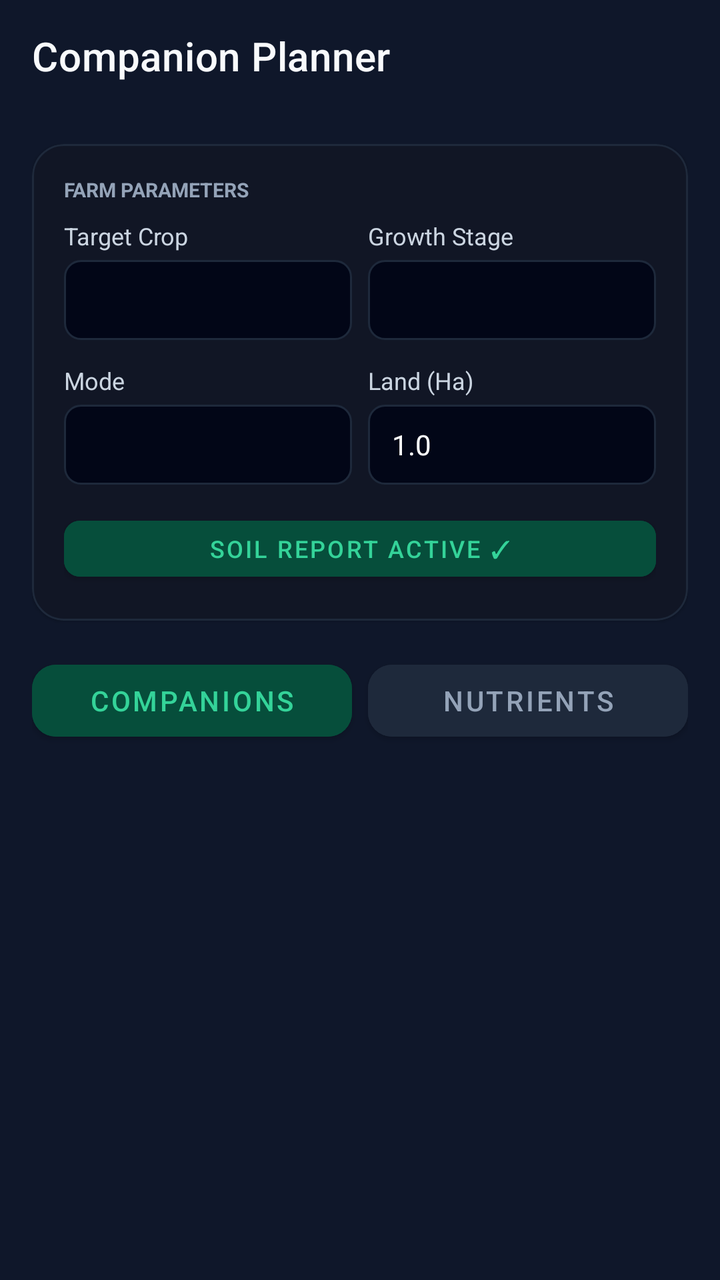
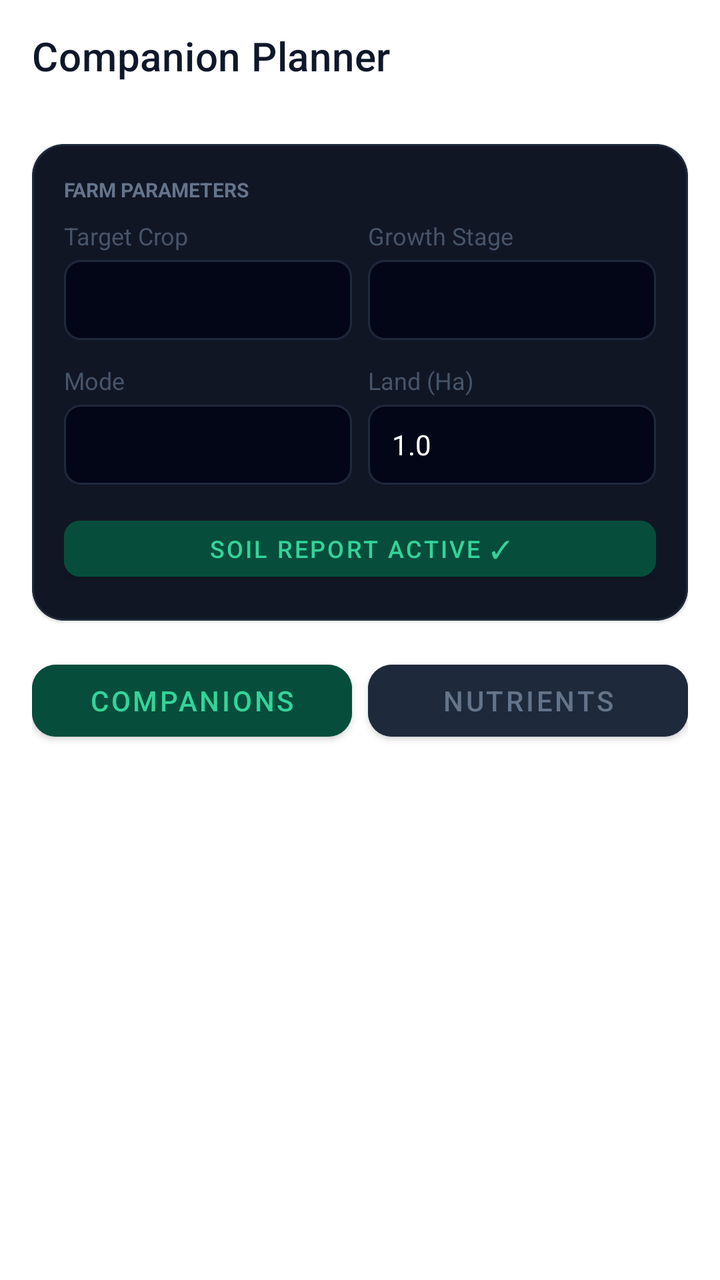

Two renders of the same Android screen: before a commit and after it. Below are the layout's source before the change and the commit's diff.
<!-- AndroidManifest.xml: application theme AppTheme -->
<!-- res/layout/fragment_companion.xml -->
<?xml version="1.0" encoding="utf-8"?>
<androidx.constraintlayout.widget.ConstraintLayout xmlns:android="http://schemas.android.com/apk/res/android"
    xmlns:app="http://schemas.android.com/apk/res-auto"
    android:layout_width="match_parent"
    android:layout_height="match_parent"
    android:background="#0f172a">

    <com.google.android.material.appbar.AppBarLayout
        android:id="@+id/appBarLayout"
        android:layout_width="match_parent"
        android:layout_height="wrap_content"
        android:background="#0f172a"
        app:elevation="0dp"
        app:layout_constraintTop_toTopOf="parent">

        <androidx.appcompat.widget.Toolbar
            android:id="@+id/toolbar"
            android:layout_width="match_parent"
            android:layout_height="?attr/actionBarSize"
            app:title="Companion Planner"
            app:titleTextColor="#f8fafc" />
    </com.google.android.material.appbar.AppBarLayout>

    <ScrollView
        android:layout_width="match_parent"
        android:layout_height="0dp"
        app:layout_constraintBottom_toBottomOf="parent"
        app:layout_constraintTop_toBottomOf="@id/appBarLayout">

        <LinearLayout
            android:layout_width="match_parent"
            android:layout_height="wrap_content"
            android:orientation="vertical"
            android:padding="16dp">

            
            <com.google.android.material.card.MaterialCardView
                android:layout_width="match_parent"
                android:layout_height="wrap_content"
                android:layout_marginBottom="16dp"
                app:cardBackgroundColor="#111625"
                app:cardCornerRadius="16dp"
                app:strokeColor="#1e293b"
                app:strokeWidth="1dp">
                
                <LinearLayout
                    android:layout_width="match_parent"
                    android:layout_height="wrap_content"
                    android:orientation="vertical"
                    android:padding="16dp">
                    
                    <TextView
                        android:layout_width="wrap_content"
                        android:layout_height="wrap_content"
                        android:text="FARM PARAMETERS"
                        android:textColor="#94a3b8"
                        android:textSize="10sp"
                        android:textStyle="bold"
                        android:layout_marginBottom="8dp" />

                    <LinearLayout
                        android:layout_width="match_parent"
                        android:layout_height="wrap_content"
                        android:orientation="horizontal"
                        android:baselineAligned="false">
                        
                        <LinearLayout
                            android:layout_width="0dp"
                            android:layout_weight="1"
                            android:layout_height="wrap_content"
                            android:orientation="vertical"
                            android:layout_marginEnd="4dp">
                            <TextView
                                android:layout_width="wrap_content"
                                android:layout_height="wrap_content"
                                android:text="Target Crop"
                                android:textColor="#cbd5e1"
                                android:textSize="12sp" />
                            <Spinner
                                android:id="@+id/spinCrop"
                                android:layout_width="match_parent"
                                android:layout_height="40dp"
                                android:layout_marginTop="4dp"
                                android:background="@drawable/bg_spinner" />
                        </LinearLayout>

                        <LinearLayout
                            android:layout_width="0dp"
                            android:layout_weight="1"
                            android:layout_height="wrap_content"
                            android:orientation="vertical"
                            android:layout_marginStart="4dp">
                            <TextView
                                android:layout_width="wrap_content"
                                android:layout_height="wrap_content"
                                android:text="Growth Stage"
                                android:textColor="#cbd5e1"
                                android:textSize="12sp" />
                            <Spinner
                                android:id="@+id/spinStage"
                                android:layout_width="match_parent"
                                android:layout_height="40dp"
                                android:layout_marginTop="4dp"
                                android:background="@drawable/bg_spinner" />
                        </LinearLayout>
                    </LinearLayout>

                    <LinearLayout
                        android:layout_width="match_parent"
                        android:layout_height="wrap_content"
                        android:orientation="horizontal"
                        android:layout_marginTop="12dp"
                        android:baselineAligned="false">
                        
                        <LinearLayout
                            android:layout_width="0dp"
                            android:layout_weight="1"
                            android:layout_height="wrap_content"
                            android:orientation="vertical"
                            android:layout_marginEnd="4dp">
                            <TextView
                                android:layout_width="wrap_content"
                                android:layout_height="wrap_content"
                                android:text="Mode"
                                android:textColor="#cbd5e1"
                                android:textSize="12sp" />
                            <Spinner
                                android:id="@+id/spinMode"
                                android:layout_width="match_parent"
                                android:layout_height="40dp"
                                android:layout_marginTop="4dp"
                                android:background="@drawable/bg_spinner" />
                        </LinearLayout>

                        <LinearLayout
                            android:layout_width="0dp"
                            android:layout_weight="1"
                            android:layout_height="wrap_content"
                            android:orientation="vertical"
                            android:layout_marginStart="4dp">
                            <TextView
                                android:layout_width="wrap_content"
                                android:layout_height="wrap_content"
                                android:text="Land (Ha)"
                                android:textColor="#cbd5e1"
                                android:textSize="12sp" />
                            <EditText
                                android:id="@+id/etLandArea"
                                android:layout_width="match_parent"
                                android:layout_height="40dp"
                                android:layout_marginTop="4dp"
                                android:background="@drawable/bg_spinner"
                                android:inputType="numberDecimal"
                                android:text="1.0"
                                android:textColor="#ffffff"
                                android:textSize="14sp"
                                android:paddingHorizontal="12dp" />
                        </LinearLayout>
                    </LinearLayout>

                    <Button
                        android:id="@+id/btnSoilOverride"
                        android:layout_width="match_parent"
                        android:layout_height="40dp"
                        android:layout_marginTop="12dp"
                        android:backgroundTint="#064e3b"
                        android:text="Soil Report Active ✓"
                        android:textColor="#34d399"
                        android:textSize="12sp"
                        app:cornerRadius="8dp" />
                </LinearLayout>
            </com.google.android.material.card.MaterialCardView>

            
            <LinearLayout
                android:layout_width="match_parent"
                android:layout_height="wrap_content"
                android:orientation="horizontal"
                android:layout_marginBottom="16dp">
                <Button
                    android:id="@+id/btnTabRecs"
                    android:layout_width="0dp"
                    android:layout_height="wrap_content"
                    android:layout_weight="1"
                    android:layout_marginEnd="4dp"
                    android:backgroundTint="#064e3b"
                    android:text="Companions"
                    android:textColor="#34d399"
                    app:cornerRadius="12dp" />
                <Button
                    android:id="@+id/btnTabNutrients"
                    android:layout_width="0dp"
                    android:layout_height="wrap_content"
                    android:layout_weight="1"
                    android:layout_marginStart="4dp"
                    android:backgroundTint="#1e293b"
                    android:text="Nutrients"
                    android:textColor="#94a3b8"
                    app:cornerRadius="12dp" />
            </LinearLayout>

            
            <LinearLayout
                android:id="@+id/llDynamicContainer"
                android:layout_width="match_parent"
                android:layout_height="wrap_content"
                android:orientation="vertical">
                
            </LinearLayout>

        </LinearLayout>
    </ScrollView>
</androidx.constraintlayout.widget.ConstraintLayout>
<!-- resources referenced by this layout -->
<resources>
  <!-- drawable bg_spinner (drawable) -->
  <?xml version="1.0" encoding="utf-8"?>
  <shape xmlns:android="http://schemas.android.com/apk/res/android">
      <solid android:color="#020617"/>
      <stroke android:width="1dp" android:color="#1e293b"/>
      <corners android:radius="8dp"/>
  </shape>
  <style name="AppTheme" parent="Theme.MaterialComponents.DayNight.NoActionBar">
          <item name="colorPrimary">@color/colorPrimary</item>
          <item name="colorPrimaryDark">@color/colorPrimaryDark</item>
          <item name="colorAccent">@color/colorAccent</item>
          <item name="android:windowBackground">@color/colorBackground</item>
          <item name="android:statusBarColor">@color/colorBackground</item>
          <item name="android:navigationBarColor">@color/colorBottomNav</item>
          <item name="android:textColorPrimary">@color/colorTextPrimary</item>
          <item name="android:textColorSecondary">@color/colorTextSecondary</item>
          <item name="elevationOverlayEnabled">false</item>
      </style>
  <color name="colorPrimary">#059669</color>
  <color name="colorPrimaryDark">#047857</color>
  <color name="colorAccent">#10B981</color>
  <color name="colorBackground">#F8FAFC</color>
  <color name="colorBottomNav">#FFFFFF</color>
  <color name="colorTextPrimary">#0F172A</color>
  <color name="colorTextSecondary">#475569</color>
</resources>

<!-- the commit's change to res/layout/fragment_companion.xml (unified diff, before → after) -->
@@ -3,13 +3,13 @@
     xmlns:app="http://schemas.android.com/apk/res-auto"
     android:layout_width="match_parent"
     android:layout_height="match_parent"
-    android:background="#0f172a">
+    android:background="@color/colorSurface">
 
     <com.google.android.material.appbar.AppBarLayout
         android:id="@+id/appBarLayout"
         android:layout_width="match_parent"
         android:layout_height="wrap_content"
-        android:background="#0f172a"
+        android:background="@color/colorSurface"
         app:elevation="0dp"
         app:layout_constraintTop_toTopOf="parent">
 
@@ -18,7 +18,7 @@
             android:layout_width="match_parent"
             android:layout_height="?attr/actionBarSize"
             app:title="Companion Planner"
-            app:titleTextColor="#f8fafc" />
+            app:titleTextColor="@color/colorTextPrimary" />
     </com.google.android.material.appbar.AppBarLayout>
 
     <ScrollView
@@ -53,7 +53,7 @@
                         android:layout_width="wrap_content"
                         android:layout_height="wrap_content"
                         android:text="FARM PARAMETERS"
-                        android:textColor="#94a3b8"
+                        android:textColor="@color/colorTextMuted"
                         android:textSize="10sp"
                         android:textStyle="bold"
                         android:layout_marginBottom="8dp" />
@@ -74,7 +74,7 @@
                                 android:layout_width="wrap_content"
                                 android:layout_height="wrap_content"
                                 android:text="Target Crop"
-                                android:textColor="#cbd5e1"
+                                android:textColor="@color/colorTextSecondary"
                                 android:textSize="12sp" />
                             <Spinner
                                 android:id="@+id/spinCrop"
@@ -94,7 +94,7 @@
                                 android:layout_width="wrap_content"
                                 android:layout_height="wrap_content"
                                 android:text="Growth Stage"
-                                android:textColor="#cbd5e1"
+                                android:textColor="@color/colorTextSecondary"
                                 android:textSize="12sp" />
                             <Spinner
                                 android:id="@+id/spinStage"
@@ -122,7 +122,7 @@
                                 android:layout_width="wrap_content"
                                 android:layout_height="wrap_content"
                                 android:text="Mode"
-                                android:textColor="#cbd5e1"
+                                android:textColor="@color/colorTextSecondary"
                                 android:textSize="12sp" />
                             <Spinner
                                 android:id="@+id/spinMode"
@@ -142,7 +142,7 @@
                                 android:layout_width="wrap_content"
                                 android:layout_height="wrap_content"
                                 android:text="Land (Ha)"
-                                android:textColor="#cbd5e1"
+                                android:textColor="@color/colorTextSecondary"
                                 android:textSize="12sp" />
                             <EditText
                                 android:id="@+id/etLandArea"
@@ -195,7 +195,7 @@
                     android:layout_marginStart="4dp"
                     android:backgroundTint="#1e293b"
                     android:text="Nutrients"
-                    android:textColor="#94a3b8"
+                    android:textColor="@color/colorTextMuted"
                     app:cornerRadius="12dp" />
             </LinearLayout>
 
<!-- resource entries referenced after the edit -->
@@ -1,5 +1,7 @@
 <!-- resources referenced by this layout -->
 <resources>
+  <color name="colorSurface">#FFFFFF</color>
+  <color name="colorTextMuted">#64748B</color>
   <!-- drawable bg_spinner (drawable) -->
   <?xml version="1.0" encoding="utf-8"?>
   <shape xmlns:android="http://schemas.android.com/apk/res/android">
